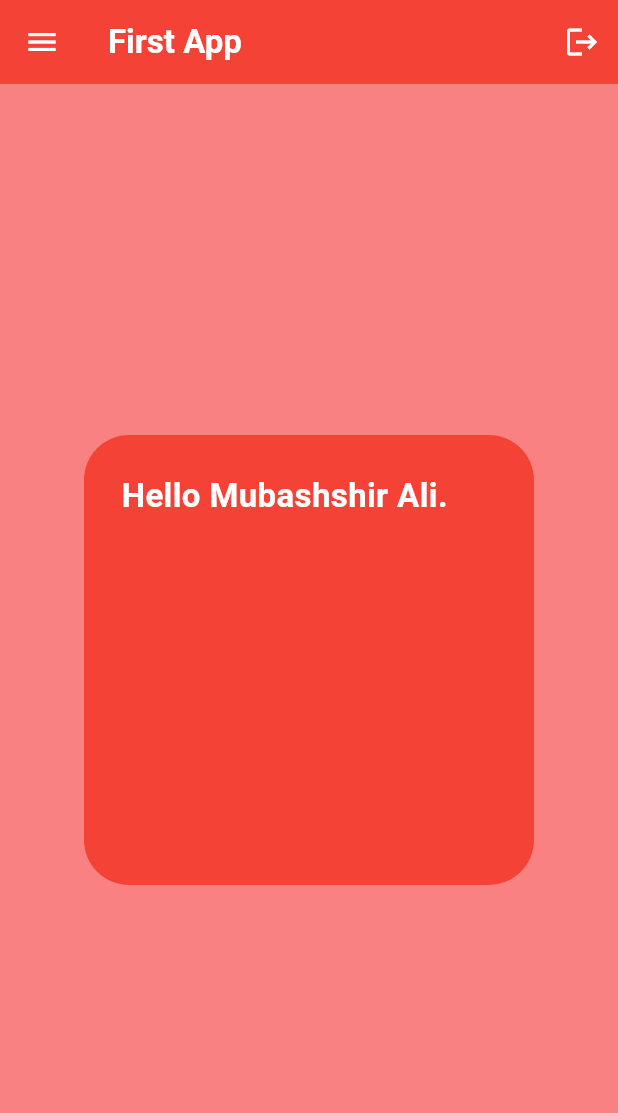
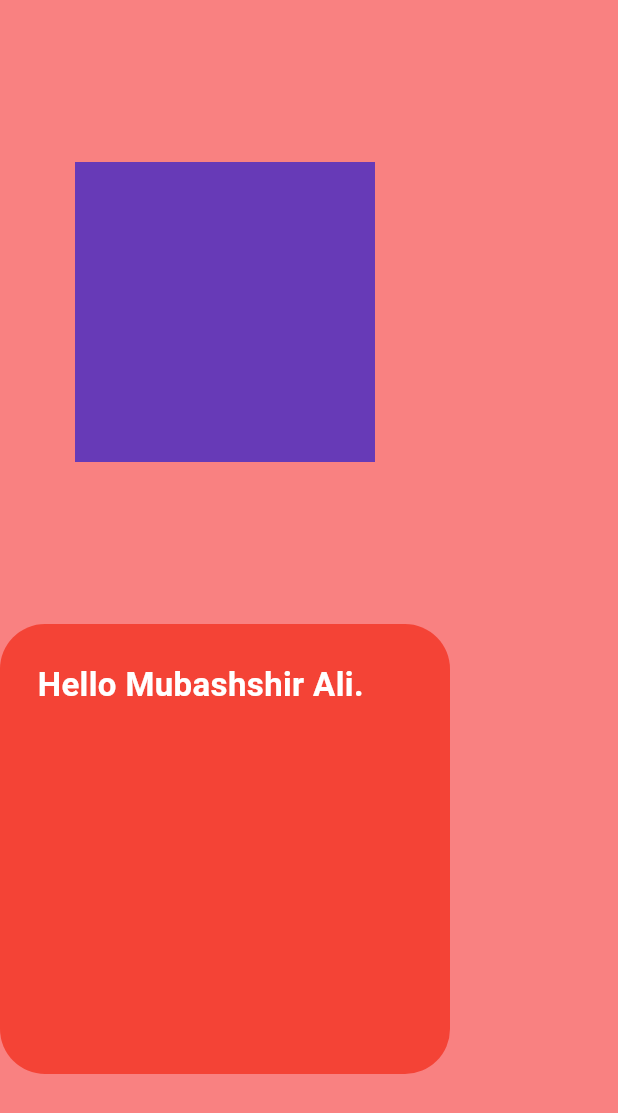
Before and after one commit to themubalion/Flutter-basics, a Flutter app: the screen it shows after launch, on a phone screen of 412 x 824 dp. Shown: the top 1113 px of the screen. Run offline on Flutter 3.47's test engine with Material 3 defaults, Android fonts, the phone set to English and light mode, and no system bars.

Commit message:
continuing the course

```diff
--- a/lib/main.dart
+++ b/lib/main.dart
@@ -58,22 +58,39 @@ class MyApp extends StatelessWidget {
     return MaterialApp(
         home: Scaffold(
           backgroundColor: Color.fromARGB(255, 249, 129, 129),
-          appBar: AppBar(
-            title:Text('First App',
-            style: TextStyle(
-              color: Colors.white,
-              fontWeight: FontWeight.bold
-            ),
-            ) ,
-            backgroundColor: Colors.red,
-            leading: Icon(Icons.menu,
-            color: Colors.white,),
-            actions: [
-              IconButton(onPressed: (){}, icon: Icon(Icons.logout,color: Colors.white,))
-            ],
-          ),
-          body: Center(
-            child: Container(
+
+
+          // appBar: AppBar(
+          //   title:Text('First App',
+          //   style: TextStyle(
+          //     color: Colors.white,
+          //     fontWeight: FontWeight.bold
+          //   ),
+          //   ) ,
+          //   backgroundColor: Colors.red,
+          //   leading: Icon(Icons.menu,
+          //   color: Colors.white,),
+          //   actions: [
+          //     IconButton(onPressed: (){}, icon: Icon(Icons.logout,color: Colors.white,))
+          //   ],
+          // ),
+
+
+
+          body: Column(
+            mainAxisAlignment: MainAxisAlignment.spaceEvenly,
+            children:[
+
+
+              Container(
+                height: 200,
+                width: 200,
+                decoration: BoxDecoration(
+                  color: Colors.deepPurple
+                ),
+              ),
+
+               Container(
               height: 300,
               width: 300,
               decoration: BoxDecoration(
@@ -90,7 +107,7 @@ class MyApp extends StatelessWidget {
                 ),
               ),
 
-            ),),
+            ),]),
         ),
         debugShowCheckedModeBanner: false,
       );
```
